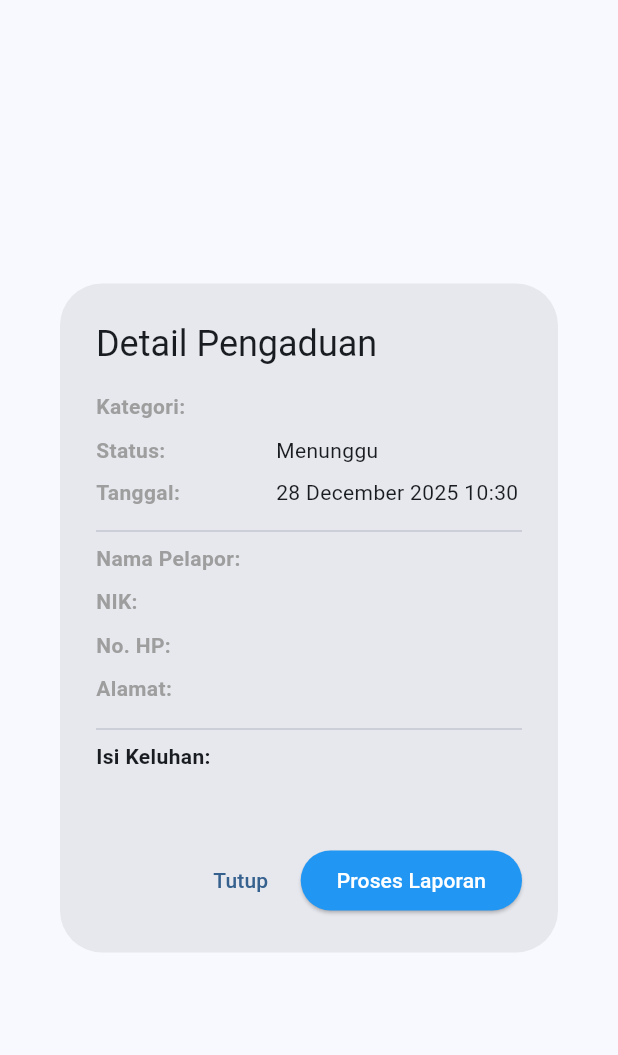
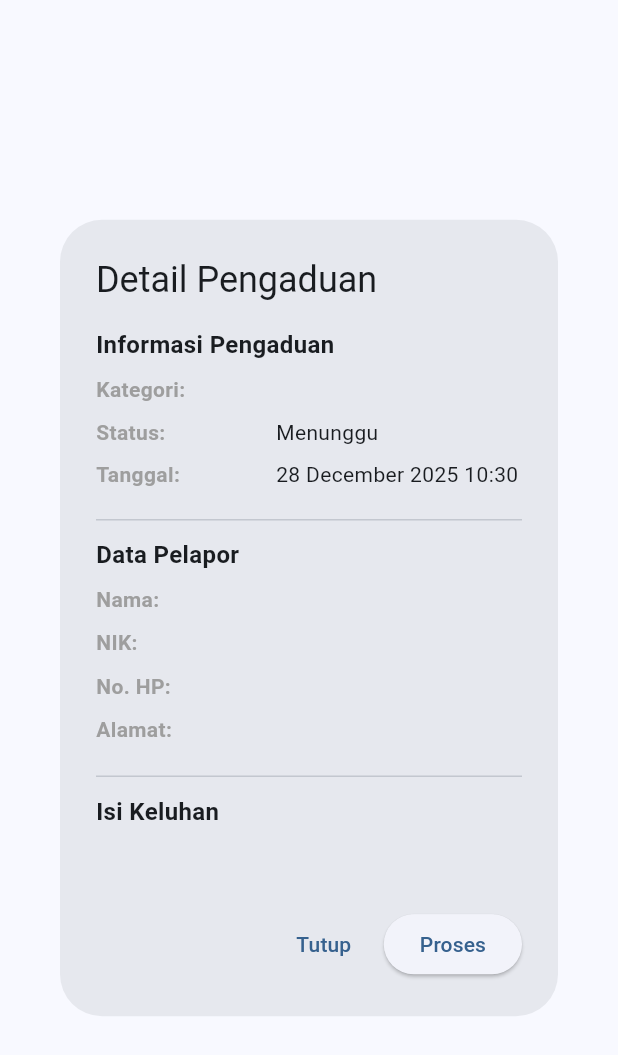
Before and after one commit to fathanPrayoga/sistem-manajemen-keluarga-berencana-admin, a Flutter app: the ComplaintDetailDialog widget shown alone on an empty page, opened directly with empty values, on a phone screen of 412 x 824 dp. Shown: the top 1055 px of the screen. Run offline on Flutter 3.47's test engine with Material 3 defaults, Android fonts, the phone set to English and light mode, and no system bars; our stand-ins replace cloud_firestore, firebase_auth, firebase_core, go_router; accounts and stored records are empty; statements that could not run were skipped.

Commit message:
bagian pengaduan

```diff
--- a/admin_web/lib/features/complaints/views/complaint_detail_dialog.dart
+++ b/admin_web/lib/features/complaints/views/complaint_detail_dialog.dart
@@ -9,115 +9,141 @@ class ComplaintDetailDialog extends StatelessWidget {
 
   @override
   Widget build(BuildContext context) {
-    // Kita butuh context dari Parent yang punya Provider ComplaintListViewModel
-    // atau kita pass ViewModel-nya ke sini.
-    // Cara paling aman dlm Dialog adalah baca Provider dari context parent dialog,
-    // tapi karena Dialog rute baru, kita perlu pass viewModel atau wrap provider lagi.
-    // Opsi terbaik: Pass function callback atau viewModel.
-
-    // Tapi karena kita pakai MultiProvider atau provider di atas route,
-    // mari kita assume ViewModel bisa diakses atau kita panggil method update di UI parent.
-    // UPDATED: Kita akan return value baru status dr Dialog, biar Parent yang update.
-    // ATAU: Kita gunakan Consumer di dalam dialog jika Providernya accessible (biasanya tdk direct).
-
-    // Simplest approach: Pass status update callback.
     return AlertDialog(
       title: const Text('Detail Pengaduan'),
       content: SingleChildScrollView(
         child: SizedBox(
-          width: 500, // Fixed width for web dialog
+          width: 520, // nyaman untuk web
           child: Column(
             crossAxisAlignment: CrossAxisAlignment.start,
             mainAxisSize: MainAxisSize.min,
             children: [
-              _buildInfoRow('Kategori', complaint.kategori),
+              _buildSectionTitle('Informasi Pengaduan'),
+              _buildInfoRow('Kategori', complaint.kategori.toUpperCase()),
               _buildInfoRow('Status', complaint.statusText),
               _buildInfoRow(
                 'Tanggal',
                 DateFormat('dd MMMM yyyy HH:mm').format(complaint.timestamp),
               ),
-              const Divider(),
-              _buildInfoRow('Nama Pelapor', complaint.fullname),
+
+              const Divider(height: 24),
+
+              _buildSectionTitle('Data Pelapor'),
+              _buildInfoRow('Nama', complaint.fullname),
               _buildInfoRow('NIK', complaint.nik),
               _buildInfoRow('No. HP', complaint.phone),
               _buildInfoRow('Alamat', complaint.address),
-              const Divider(),
-              const Text(
-                'Isi Keluhan:',
-                style: TextStyle(fontWeight: FontWeight.bold),
+
+              const Divider(height: 24),
+
+              _buildSectionTitle('Isi Keluhan'),
+              Text(complaint.description),
+
+              if (complaint.imageUrl.isNotEmpty) ...[
+                const Divider(height: 24),
+                _buildSectionTitle('Bukti Foto'),
+
+                GestureDetector(
+                  onTap: () {
+                    _showImagePreview(context, complaint.imageUrl);
+                  },
+                  child: ClipRRect(
+                    borderRadius: BorderRadius.circular(12),
+                    child: Image.network(
+                      complaint.imageUrl,
+                      height: 220,
+                      width: double.infinity,
+                      fit: BoxFit.cover,
+                      loadingBuilder: (context, child, loadingProgress) {
+                        if (loadingProgress == null) return child;
+                        return const SizedBox(
+                          height: 220,
+                          child: Center(child: CircularProgressIndicator()),
+                        );
+                      },
+                      errorBuilder: (_, __, ___) => const SizedBox(
+                        height: 220,
+                        child: Center(child: Text('Gagal memuat gambar')),
                       ),
-              const SizedBox(height: 4),
-              Text(complaint.description),
-              if (complaint.imageUrl.isNotEmpty) ...[
-                const SizedBox(height: 16),
-                const Text(
-                  'Bukti Foto:',
-                  style: TextStyle(fontWeight: FontWeight.bold),
+                    ),
+                  ),
                 ),
                 const SizedBox(height: 8),
-                Container(
-                  height: 200,
-                  width: double.infinity,
-                  decoration: BoxDecoration(
-                    border: Border.all(color: Colors.grey),
-                    borderRadius: BorderRadius.circular(8),
-                  ),
-                  child: Image.network(
-                    complaint.imageUrl,
-                    fit: BoxFit.cover,
-                    errorBuilder: (ctx, _, __) =>
-                        const Center(child: Text('Gagal memuat gambar')),
-                  ),
+                const Text(
+                  'Ketuk gambar untuk memperbesar',
+                  style: TextStyle(fontSize: 12, color: Colors.grey),
                 ),
               ],
             ],
           ),
         ),
       ),
-      actions: [
+      actions: _buildActions(context),
+    );
+  }
+
+  List<Widget> _buildActions(BuildContext context) {
+    final actions = <Widget>[
       TextButton(
         onPressed: () => Navigator.pop(context),
         child: const Text('Tutup'),
       ),
-        if (complaint.status == ComplaintStatus.pending)
+    ];
+
+    if (complaint.status == ComplaintStatus.pending) {
+      actions.add(
         ElevatedButton(
-            style: ElevatedButton.styleFrom(
-              backgroundColor: Colors.blue,
-              foregroundColor: Colors.white,
+          onPressed: () => _returnStatus(context, ComplaintStatus.processed),
+          child: const Text('Proses'),
         ),
-            onPressed: () => _updateStatus(context, ComplaintStatus.processed),
-            child: const Text('Proses Laporan'),
-          ),
-        if (complaint.status == ComplaintStatus.processed) ...[
+      );
+    }
+
+    if (complaint.status == ComplaintStatus.processed) {
+      actions.addAll([
         ElevatedButton(
-            style: ElevatedButton.styleFrom(
-              backgroundColor: Colors.red,
-              foregroundColor: Colors.white,
-            ),
-            onPressed: () => _updateStatus(context, ComplaintStatus.rejected),
+          style: ElevatedButton.styleFrom(backgroundColor: Colors.red),
+          onPressed: () => _returnStatus(context, ComplaintStatus.rejected),
           child: const Text('Tolak'),
         ),
         ElevatedButton(
-            style: ElevatedButton.styleFrom(
-              backgroundColor: Colors.green,
-              foregroundColor: Colors.white,
-            ),
-            onPressed: () => _updateStatus(context, ComplaintStatus.done),
+          style: ElevatedButton.styleFrom(backgroundColor: Colors.green),
+          onPressed: () => _returnStatus(context, ComplaintStatus.done),
           child: const Text('Selesai'),
         ),
-        ],
-      ],
+      ]);
+    }
+
+    return actions;
+  }
+
+  void _returnStatus(BuildContext context, ComplaintStatus status) {
+    Navigator.pop(context, status);
+  }
+
+  void _showImagePreview(BuildContext context, String imageUrl) {
+    showDialog(
+      context: context,
+      builder: (_) => Dialog(
+        insetPadding: const EdgeInsets.all(16),
+        child: InteractiveViewer(child: Image.network(imageUrl)),
+      ),
     );
   }
 
-  void _updateStatus(BuildContext context, ComplaintStatus newStatus) {
-    // Return the newStatus to the caller
-    Navigator.pop(context, newStatus);
+  Widget _buildSectionTitle(String title) {
+    return Padding(
+      padding: const EdgeInsets.only(bottom: 8),
+      child: Text(
+        title,
+        style: const TextStyle(fontWeight: FontWeight.bold, fontSize: 16),
+      ),
+    );
   }
 
   Widget _buildInfoRow(String label, String value) {
     return Padding(
-      padding: const EdgeInsets.only(bottom: 8.0),
+      padding: const EdgeInsets.only(bottom: 8),
       child: Row(
         crossAxisAlignment: CrossAxisAlignment.start,
         children: [
--- a/admin_web/lib/models/complaint_model.dart
+++ b/admin_web/lib/models/complaint_model.dart
@@ -9,9 +9,9 @@ class ComplaintModel {
   final String nik;
   final String phone;
   final String address;
-  final String description; // Ditambahkan
+  final String description;
   final String imageUrl;
-  final ComplaintStatus status; // Diubah ke Enum
+  final ComplaintStatus status;
   final DateTime timestamp;
 
   ComplaintModel({
@@ -28,40 +28,50 @@ class ComplaintModel {
   });
 
   factory ComplaintModel.fromFirestore(DocumentSnapshot doc) {
-    Map<String, dynamic> data = doc.data() as Map<String, dynamic>;
+    final data = doc.data() as Map<String, dynamic>;
+
     return ComplaintModel(
       id: doc.id,
       kategori: data['kategori'] ?? '',
-      fullname: data['fullname'] ?? '',
+      fullname: data['nama'] ?? '',
       nik: data['nik'] ?? '',
-      phone: data['phone'] ?? '',
-      address: data['address'] ?? '',
-      description:
-          data['description'] ??
-          data['keluhan'] ??
-          '', // Handle key 'keluhan' dari mobile
-      imageUrl: data['imageUrl'] ?? '',
-      status: _parseStatus(data['status']), // Gunakan helper
-      timestamp: (data['timestamp'] as Timestamp?)?.toDate() ?? DateTime.now(),
+      phone: data['no_hp'] ?? '',
+      address: data['alamat'] ?? '',
+      description: data['keluhan'] ?? '',
+      imageUrl: data['image_url'] ?? '',
+      status: _parseStatus(data['status']),
+      timestamp: (data['created_at'] as Timestamp?)?.toDate() ?? DateTime.now(),
     );
   }
 
   static ComplaintStatus _parseStatus(String? status) {
     switch (status) {
-      case 'processed':
+      case 'diproses':
         return ComplaintStatus.processed;
-      case 'done':
+      case 'selesai':
         return ComplaintStatus.done;
-      case 'rejected':
+      case 'ditolak':
         return ComplaintStatus.rejected;
       default:
-        return ComplaintStatus.pending;
+        return ComplaintStatus.pending; // menunggu
+    }
+  }
+
+  String get statusFirestore {
+    switch (status) {
+      case ComplaintStatus.pending:
+        return 'menunggu';
+      case ComplaintStatus.processed:
+        return 'diproses';
+      case ComplaintStatus.done:
+        return 'selesai';
+      case ComplaintStatus.rejected:
+        return 'ditolak';
     }
   }
 
   String get statusText {
     switch (status) {
-      // Sekarang status adalah Enum, jadi valid
       case ComplaintStatus.pending:
         return 'Menunggu';
       case ComplaintStatus.processed:
--- a/admin_web/pubspec.yaml
+++ b/admin_web/pubspec.yaml
@@ -43,6 +43,7 @@ dependencies:
   google_fonts: ^6.3.3
   image_picker: ^1.2.1
   uuid: ^4.5.2
+  async: ^2.13.0
 
 dev_dependencies:
   flutter_test:
```
Also changed, not shown: admin_web/lib/features/complaints/viewmodels/complaint_list_viewmodel.dart (+14 -6 lines), admin_web/lib/features/complaints/views/complaint_list_page.dart (+36 -20 lines), admin_web/lib/services/complaint_service.dart (+33 -19 lines), admin_web/lib/firebase_options.dart, admin_web/pubspec.lock. Lines whose indentation alone changed are shown as unchanged.
